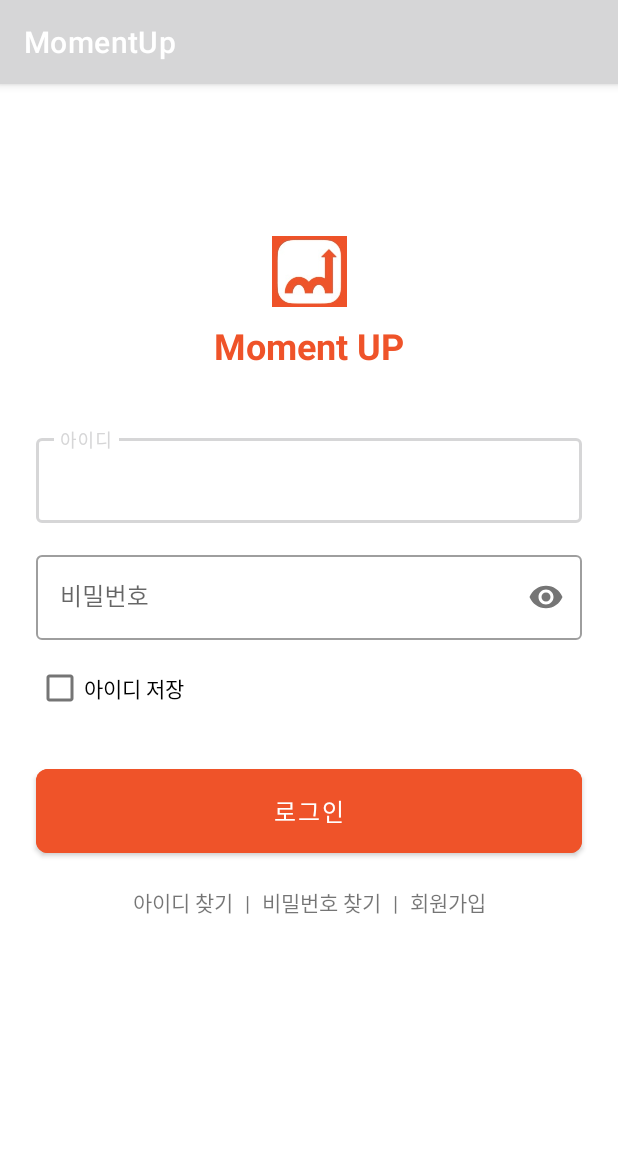
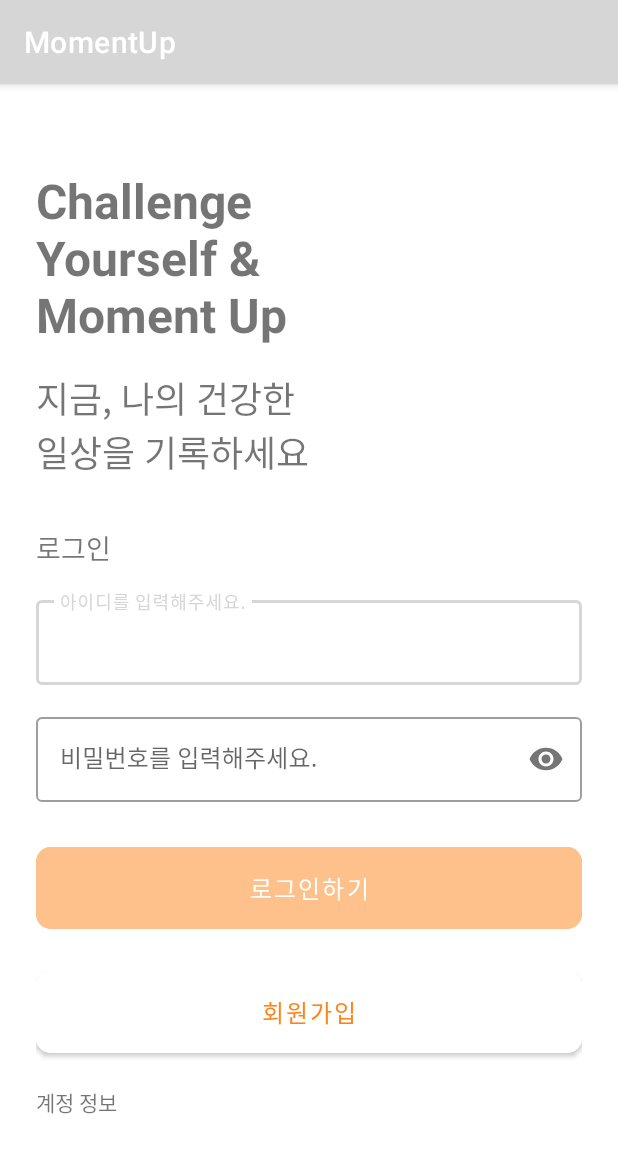
Before and after one commit to CSID-DGU/2024-02-CSC4004-2-1-PeopleOfDev, an Android app: the screen it shows after launch (LoginActivity), on a phone screen of 412 x 824 dp. Shown: the top 1153 px of the screen. Run offline under Robolectric (Android 15) with nearby library versions, the light colour scheme and no system bars; 1 statement that could not run was skipped.

Commit message:
feat: login 레이아웃 수정

```diff
--- a/MomentUp/app/src/main/java/com/example/momentup/LoginActivity.java
+++ b/MomentUp/app/src/main/java/com/example/momentup/LoginActivity.java
@@ -1,136 +1,138 @@
 package com.example.momentup;
-import android.content.Intent;
-import android.content.SharedPreferences;
-import android.os.Build;
+
 import android.os.Bundle;
+import android.text.Editable;
+import android.text.TextWatcher;
 import android.view.View;
-import android.widget.CompoundButton;
+import android.view.ViewGroup;
+import android.view.animation.Animation;
+import android.view.animation.AnimationUtils;
+import android.widget.Button;
+import android.widget.EditText;
+import android.widget.TextView;
+import android.widget.Toast;
+
+import androidx.appcompat.app.AlertDialog;
 import androidx.appcompat.app.AppCompatActivity;
-import androidx.core.content.ContextCompat;
-import com.example.momentup.databinding.ActivityLoginBinding;
+
+import com.google.android.material.textfield.TextInputLayout;
+import com.google.android.material.textfield.TextInputEditText;
 
 public class LoginActivity extends AppCompatActivity {
-
-    private ActivityLoginBinding binding;
+    private EditText usernameInput;
+    private EditText passwordInput;
+    private Button loginButton;
+    private TextView errorMessage;
+    private TextView findAccountLink;
+    private ViewGroup errorContainer;
 
     @Override
     protected void onCreate(Bundle savedInstanceState) {
         super.onCreate(savedInstanceState);
-        binding = ActivityLoginBinding.inflate(getLayoutInflater());
-        setContentView(binding.getRoot());
+        setContentView(R.layout.activity_login);
 
-        setupUI();
-        setupListeners();
+        // Initialize views
+        usernameInput = findViewById(R.id.username_input);
+        passwordInput = findViewById(R.id.password_input);
+        loginButton = findViewById(R.id.login_button);
+        errorMessage = findViewById(R.id.error_message);
+        findAccountLink = findViewById(R.id.find_account_link);
+        errorContainer = findViewById(R.id.error_container);
+
+        // Set initial state
+        setInitialState();
+
+        // Add text change listeners
+        usernameInput.addTextChangedListener(new TextWatcher() {
+            @Override
+            public void beforeTextChanged(CharSequence s, int start, int count, int after) {}
+
+            @Override
+            public void onTextChanged(CharSequence s, int start, int before, int count) {
+                updateLoginButtonState();
+            }
+
+            @Override
+            public void afterTextChanged(Editable s) {}
+        });
+
+        passwordInput.addTextChangedListener(new TextWatcher() {
+            @Override
+            public void beforeTextChanged(CharSequence s, int start, int count, int after) {}
+
+            @Override
+            public void onTextChanged(CharSequence s, int start, int before, int count) {
+                updateLoginButtonState();
+            }
+
+            @Override
+            public void afterTextChanged(Editable s) {}
+        });
+
+        // Set login button click listener
+        loginButton.setOnClickListener(v -> attemptLogin());
+
+        // Set find account link click listener
+        findAccountLink.setOnClickListener(v -> showFindAccountDialog());
     }
 
-    private void setupUI() {
-        // 상태바 색상 설정
-        getWindow().setStatusBarColor(ContextCompat.getColor(this, R.color.white));
-        if (Build.VERSION.SDK_INT >= Build.VERSION_CODES.M) {
-            getWindow().getDecorView().setSystemUiVisibility(View.SYSTEM_UI_FLAG_LIGHT_STATUS_BAR);
+    private void setInitialState() {
+        // Clear inputs
+        usernameInput.setText("");
+        passwordInput.setText("");
+
+        // Disable login button
+        loginButton.setEnabled(false);
+        loginButton.setAlpha(0.5f);
+        loginButton.setBackgroundColor(ECEFF1);
+
+        // Hide error message
+        errorContainer.setVisibility(View.GONE);
+    }
+
+    private void updateLoginButtonState() {
+        boolean hasUsername = !usernameInput.getText().toString().trim().isEmpty();
+        boolean hasPassword = !passwordInput.getText().toString().trim().isEmpty();
+
+        // Enable button only if both fields have input
+        loginButton.setEnabled(hasUsername && hasPassword);
+        loginButton.setAlpha(hasUsername && hasPassword ? 1.0f : 0.5f);
+
+        // Hide error when user starts typing
+        errorContainer.setVisibility(View.GONE);
+    }
+
+    private void attemptLogin() {
+        String username = usernameInput.getText().toString().trim();
+        String password = passwordInput.getText().toString().trim();
+
+        // Simulate login check (replace with actual login logic)
+        if (username.equals("momentup111") && password.equals("password123")) {
+            // Success - proceed to next screen
+            Toast.makeText(this, "로그인 성공", Toast.LENGTH_SHORT).show();
+        } else {
+            // Show error state
+            showErrorState();
         }
     }
 
-    private void setupListeners() {
-        // 로그인 버튼 클릭
-        binding.btnLogin.setOnClickListener(new View.OnClickListener() {
-            @Override
-            public void onClick(View v) {
-                String id = binding.etId.getText().toString();
-                String password = binding.etPassword.getText().toString();
+    private void showErrorState() {
+        errorContainer.setVisibility(View.VISIBLE);
+        errorMessage.setText("입력 정보를 확인해주세요.");
 
-                if (validateInput(id, password)) {
-                    performLogin(id, password);
-                }
-            }
-        });
-
-        // 아이디 찾기
-        binding.tvFindId.setOnClickListener(new View.OnClickListener() {
-            @Override
-            public void onClick(View v) {
-                // TODO: 아이디 찾기 화면으로 이동
-                // Intent intent = new Intent(LoginActivity.this, FindIdActivity.class);
-                // startActivity(intent);
-            }
-        });
-
-        // 비밀번호 찾기
-        binding.tvFindPassword.setOnClickListener(new View.OnClickListener() {
-            @Override
-            public void onClick(View v) {
-                // TODO: 비밀번호 찾기 화면으로 이동
-                // Intent intent = new Intent(LoginActivity.this, FindPasswordActivity.class);
-                // startActivity(intent);
-            }
-        });
-
-        // 회원가입
-        binding.tvSignUp.setOnClickListener(new View.OnClickListener() {
-            @Override
-            public void onClick(View v) {
-                // TODO: 회원가입 화면으로 이동
-                // Intent intent = new Intent(LoginActivity.this, SignUpActivity.class);
-                // startActivity(intent);
-            }
-        });
-
-        // 아이디 저장 체크박스
-        binding.cbRememberId.setOnCheckedChangeListener(new CompoundButton.OnCheckedChangeListener() {
-            @Override
-            public void onCheckedChanged(CompoundButton buttonView, boolean isChecked) {
-                // SharedPreferences에 아이디 저장 상태 저장
-                SharedPreferences prefs = getSharedPreferences("login_prefs", MODE_PRIVATE);
-                SharedPreferences.Editor editor = prefs.edit();
-                editor.putBoolean("remember_id", isChecked);
-                if (!isChecked) {
-                    editor.remove("saved_id");
-                }
-                editor.apply();
-            }
-        });
+        // Shake animation for error feedback
+        Animation shake = AnimationUtils.loadAnimation(this, R.anim.shake);
+        errorContainer.startAnimation(shake);
     }
 
-    private boolean validateInput(String id, String password) {
-        if (id.isEmpty()) {
-            binding.tilId.setError("아이디를 입력해주세요");
-            return false;
-        } else {
-            binding.tilId.setError(null);
-        }
-
-        if (password.isEmpty()) {
-            binding.tilPassword.setError("비밀번호를 입력해주세요");
-            return false;
-        } else {
-            binding.tilPassword.setError(null);
-        }
-
-        return true;
-    }
-
-    private void performLogin(String id, String password) {
-        // TODO: 실제 로그인 로직 구현
-        // 예시: API 호출
-        if (binding.cbRememberId.isChecked()) {
-            // 아이디 저장하기가 체크되어 있으면 SharedPreferences에 아이디 저장
-            SharedPreferences prefs = getSharedPreferences("login_prefs", MODE_PRIVATE);
-            SharedPreferences.Editor editor = prefs.edit();
-            editor.putString("saved_id", id);
-            editor.apply();
-        }
-    }
-
-    @Override
-    protected void onStart() {
-        super.onStart();
-        // 저장된 아이디가 있다면 불러오기
-        SharedPreferences prefs = getSharedPreferences("login_prefs", MODE_PRIVATE);
-        boolean rememberId = prefs.getBoolean("remember_id", false);
-        if (rememberId) {
-            String savedId = prefs.getString("saved_id", "");
-            binding.etId.setText(savedId);
-            binding.cbRememberId.setChecked(true);
-        }
+    private void showFindAccountDialog() {
+        new AlertDialog.Builder(this)
+                .setTitle("계정 찾기")
+                .setMessage("계정 찾기 화면으로 이동하시겠습니까?")
+                .setPositiveButton("확인", (dialog, which) -> {
+                    // Navigate to account recovery screen
+                })
+                .setNegativeButton("취소", null)
+                .show();
     }
 }
--- /dev/null
+++ b/MomentUp/app/src/main/res/drawable/ic_error.xml
@@ -0,0 +1,5 @@
+<vector xmlns:android="http://schemas.android.com/apk/res/android" android:height="24dp" android:tint="#F04452" android:viewportHeight="24" android:viewportWidth="24" android:width="24dp">
+
+    <path android:fillColor="@android:color/white" android:pathData="M1,21h22L12,2 1,21zM13,18h-2v-2h2v2zM13,14h-2v-4h2v4z"/>
+
+</vector>
--- a/MomentUp/app/src/main/res/layout/activity_login.xml
+++ b/MomentUp/app/src/main/res/layout/activity_login.xml
@@ -1,132 +1,114 @@
 <?xml version="1.0" encoding="utf-8"?>
-<androidx.constraintlayout.widget.ConstraintLayout xmlns:android="http://schemas.android.com/apk/res/android"
+<LinearLayout xmlns:android="http://schemas.android.com/apk/res/android"
     xmlns:app="http://schemas.android.com/apk/res-auto"
     android:layout_width="match_parent"
     android:layout_height="match_parent"
-    android:background="@color/white">
-
-    <ImageView
-        android:id="@+id/ivLogo"
-        android:layout_width="50dp"
-        android:layout_height="50dp"
-        android:layout_marginTop="100dp"
-        android:src="@drawable/ic_logo"
-        app:layout_constraintEnd_toEndOf="parent"
-        app:layout_constraintStart_toStartOf="parent"
-        app:layout_constraintTop_toTopOf="parent" />
+    android:orientation="vertical"
+    android:padding="24dp">
 
     <TextView
-        android:id="@+id/tvMomentUp"
-        android:layout_width="wrap_content"
+        android:layout_width="match_parent"
         android:layout_height="wrap_content"
-        android:layout_marginTop="8dp"
-        android:text="Moment UP"
-        android:textColor="@color/orange"
-        android:textSize="24sp"
-        android:textStyle="bold"
-        app:layout_constraintEnd_toEndOf="parent"
-        app:layout_constraintStart_toStartOf="parent"
-        app:layout_constraintTop_toBottomOf="@id/ivLogo" />
+        android:layout_marginTop="32dp"
+        android:text="Challenge\nYourself &amp;\nMoment Up"
+        android:textSize="32sp"
+        android:textStyle="bold" />
+
+    <TextView
+        android:layout_width="match_parent"
+        android:layout_height="wrap_content"
+        android:layout_marginTop="16dp"
+        android:text="지금, 나의 건강한\n일상을 기록하세요"
+        android:textSize="24sp" />
+
+    <TextView
+        android:layout_width="match_parent"
+        android:layout_height="wrap_content"
+        android:layout_marginTop="32dp"
+        android:text="로그인"
+        android:textSize="18sp" />
 
     <com.google.android.material.textfield.TextInputLayout
-        android:id="@+id/tilId"
-        style="@style/Widget.MaterialComponents.TextInputLayout.OutlinedBox"
         android:layout_width="match_parent"
         android:layout_height="wrap_content"
-        android:layout_marginHorizontal="24dp"
-        android:layout_marginTop="40dp"
-        android:hint="아이디"
-        app:layout_constraintTop_toBottomOf="@id/tvMomentUp">
+        android:layout_marginTop="16dp"
+        android:hint="아이디를 입력해주세요."
+        style="@style/Widget.MaterialComponents.TextInputLayout.OutlinedBox">
 
         <com.google.android.material.textfield.TextInputEditText
-            android:id="@+id/etId"
+            android:id="@+id/username_input"
             android:layout_width="match_parent"
             android:layout_height="wrap_content"
             android:inputType="text" />
-
     </com.google.android.material.textfield.TextInputLayout>
 
     <com.google.android.material.textfield.TextInputLayout
-        android:id="@+id/tilPassword"
-        style="@style/Widget.MaterialComponents.TextInputLayout.OutlinedBox"
         android:layout_width="match_parent"
         android:layout_height="wrap_content"
-        android:layout_marginHorizontal="24dp"
         android:layout_marginTop="16dp"
-        android:hint="비밀번호"
-        app:layout_constraintTop_toBottomOf="@id/tilId"
-        app:passwordToggleEnabled="true">
+        android:hint="비밀번호를 입력해주세요."
+        app:passwordToggleEnabled="true"
+        style="@style/Widget.MaterialComponents.TextInputLayout.OutlinedBox">
 
         <com.google.android.material.textfield.TextInputEditText
-            android:id="@+id/etPassword"
+            android:id="@+id/password_input"
             android:layout_width="match_parent"
             android:layout_height="wrap_content"
             android:inputType="textPassword" />
-
     </com.google.android.material.textfield.TextInputLayout>
 
-    <CheckBox
-        android:id="@+id/cbRememberId"
-        android:layout_width="wrap_content"
+    <LinearLayout
+        android:id="@+id/error_container"
+        android:layout_width="match_parent"
         android:layout_height="wrap_content"
-        android:layout_marginStart="24dp"
         android:layout_marginTop="8dp"
-        android:text="아이디 저장"
-        app:layout_constraintStart_toStartOf="parent"
-        app:layout_constraintTop_toBottomOf="@id/tilPassword" />
+        android:orientation="horizontal"
+        android:visibility="gone">
+
+        <ImageView
+            android:layout_width="24dp"
+            android:layout_height="24dp"
+            android:src="@drawable/ic_error"
+            app:tint="@android:color/holo_red_light" />
+
+        <TextView
+            android:id="@+id/error_message"
+            android:layout_width="wrap_content"
+            android:layout_height="wrap_content"
+            android:layout_marginStart="8dp"
+            android:textColor="@android:color/holo_red_light" />
+    </LinearLayout>
 
     <com.google.android.material.button.MaterialButton
-        android:id="@+id/btnLogin"
+        android:id="@+id/login_button"
         android:layout_width="match_parent"
         android:layout_height="wrap_content"
-        android:layout_marginHorizontal="24dp"
         android:layout_marginTop="24dp"
-        android:backgroundTint="@color/orange"
-        android:padding="16dp"
-        android:text="로그인"
+        android:backgroundTint="@color/primary"
+        android:padding="15dp"
+        android:text="로그인하기"
         android:textSize="16sp"
-        app:cornerRadius="8dp"
-        app:layout_constraintTop_toBottomOf="@id/cbRememberId" />
+        android:textColor="@color/white"
+        app:cornerRadius="10dp" />
 
-    <LinearLayout
-        android:layout_width="wrap_content"
+    <com.google.android.material.button.MaterialButton
+        android:id="@+id/signup_button"
+        android:layout_width="match_parent"
         android:layout_height="wrap_content"
         android:layout_marginTop="16dp"
-        android:orientation="horizontal"
-        app:layout_constraintEnd_toEndOf="parent"
-        app:layout_constraintStart_toStartOf="parent"
-        app:layout_constraintTop_toBottomOf="@id/btnLogin">
+        android:backgroundTint="@color/gray7"
 
-        <TextView
-            android:id="@+id/tvFindId"
-            android:layout_width="wrap_content"
-            android:layout_height="wrap_content"
-            android:text="아이디 찾기" />
+        android:padding="15dp"
+        android:text="회원가입"
+        android:textSize="16sp"
+        android:textColor="@color/primary"
+        app:cornerRadius="10dp"/>
 
-        <TextView
-            android:layout_width="wrap_content"
-            android:layout_height="wrap_content"
-            android:layout_marginHorizontal="8dp"
-            android:text="|" />
+    <TextView
+        android:id="@+id/find_account_link"
+        android:layout_width="match_parent"
+        android:layout_height="wrap_content"
+        android:layout_marginTop="16dp"
+        android:text="계정 정보" />
 
-        <TextView
-            android:id="@+id/tvFindPassword"
-            android:layout_width="wrap_content"
-            android:layout_height="wrap_content"
-            android:text="비밀번호 찾기" />
-
-        <TextView
-            android:layout_width="wrap_content"
-            android:layout_height="wrap_content"
-            android:layout_marginHorizontal="8dp"
-            android:text="|" />
-
-        <TextView
-            android:id="@+id/tvSignUp"
-            android:layout_width="wrap_content"
-            android:layout_height="wrap_content"
-            android:text="회원가입" />
-
-    </LinearLayout>
-
-</androidx.constraintlayout.widget.ConstraintLayout>
+</LinearLayout>
--- a/MomentUp/app/src/main/res/values/colors.xml
+++ b/MomentUp/app/src/main/res/values/colors.xml
@@ -2,6 +2,13 @@
 <resources>
     <color name="black">#FF000000</color>
     <color name="white">#FFFFFFFF</color>
-    <color name="orange">#EF5329</color>
-    <color name="gray">#757575</color>
+
+    <color name="primary">#FF8417</color>
+    <color name="gray1">#15222F</color>
+    <color name="gray2">#333D4B</color>
+    <color name="gray3">#7D8896</color>
+    <color name="gray4">#CCD3DB</color>
+    <color name="gray5">#ECEFF1</color>
+    <color name="gray6">#F9F9FA</color>
+    <color name="gray7">#FFFFFF</color>
 </resources>
```
Also changed, not shown: MomentUp/app/src/main/res/anim/shake.xml (added, +8 -0 lines).
